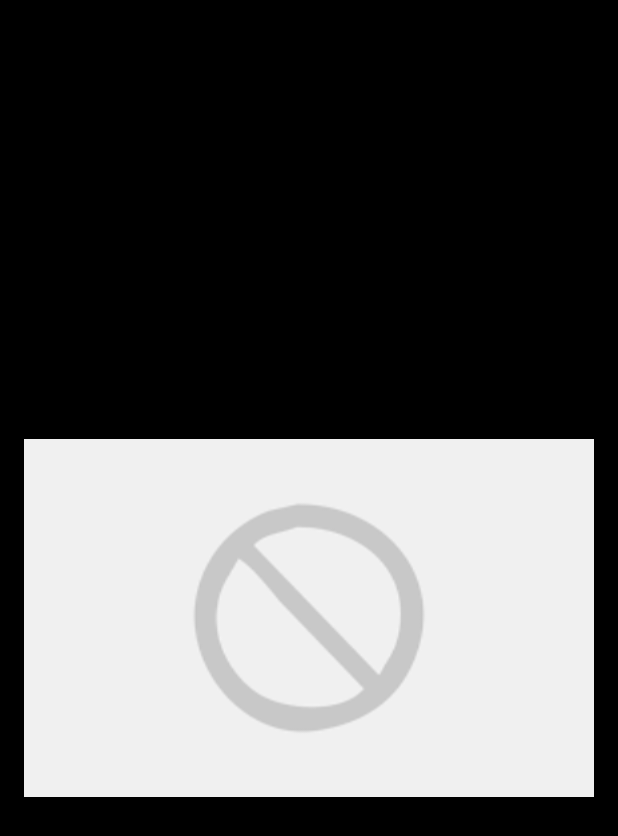
After one commit to JulGoo/RecycleHelper, an Android app: the FullScreenImgNoticeActivity screen opened directly, with no data from a screen before it, on a phone screen of 412 x 824 dp. The commit adds this screen. Shown: the top 836 px of the screen. Run offline under Robolectric (Android 15) with nearby library versions, the phone set to English and light mode, and no system bars; pictures from the network do not load.

Commit message:
notice_img

```diff
--- a/app/build.gradle
+++ b/app/build.gradle
@@ -26,6 +26,9 @@ android {
     compileOptions {
         sourceCompatibility JavaVersion.VERSION_17
         targetCompatibility JavaVersion.VERSION_17
+    }
+    buildFeatures {
+        viewBinding true
     }
 }
 
--- /dev/null
+++ b/app/src/main/java/kr/akotis/recyclehelper/notice/FullScreenImgNoticeActivity.java
@@ -0,0 +1,39 @@
+package kr.akotis.recyclehelper.notice;
+
+import android.annotation.SuppressLint;
+import android.os.Bundle;
+import android.widget.ImageView;
+
+import androidx.activity.EdgeToEdge;
+import androidx.appcompat.app.AppCompatActivity;
+import androidx.core.graphics.Insets;
+import androidx.core.view.ViewCompat;
+import androidx.core.view.WindowInsetsCompat;
+
+import com.bumptech.glide.Glide;
+
+import kr.akotis.recyclehelper.R;
+
+public class FullScreenImgNoticeActivity extends AppCompatActivity {
+
+    @Override
+    protected void onCreate(Bundle savedInstanceState) {
+        super.onCreate(savedInstanceState);
+        setContentView(R.layout.activity_full_screen_img_notice);
+
+        @SuppressLint({"MissingInflatedId", "LocalSuppress"}) ImageView fullScreenImageView = findViewById(R.id.fullScreenImageView);
+
+        // Intent로 전달받은 이미지 URL 가져오기
+        String imageUrl = getIntent().getStringExtra("imageUrl");
+
+        // Glide를 이용하여 이미지 로드
+        Glide.with(this)
+                .load(imageUrl)
+                .placeholder(R.drawable.placeholder)
+                .error(R.drawable.error)
+                .into(fullScreenImageView);
+
+        // 클릭 시 액티비티 종료
+        fullScreenImageView.setOnClickListener(v -> finish());
+    }
+}
--- a/app/src/main/java/kr/akotis/recyclehelper/notice/NoticeAdapter.java
+++ b/app/src/main/java/kr/akotis/recyclehelper/notice/NoticeAdapter.java
@@ -36,6 +36,7 @@ public class NoticeAdapter extends FirebaseRecyclerAdapter<Notice, NoticeAdapter
         });
     }
 
+
     @NonNull
     @Override
     public NoticeViewHolder onCreateViewHolder(@NonNull ViewGroup parent, int viewType) {
--- /dev/null
+++ b/app/src/main/res/layout/activity_full_screen_img_notice.xml
@@ -0,0 +1,19 @@
+<?xml version="1.0" encoding="utf-8"?>
+<androidx.constraintlayout.widget.ConstraintLayout xmlns:android="http://schemas.android.com/apk/res/android"
+    xmlns:app="http://schemas.android.com/apk/res-auto"
+    android:layout_width="match_parent"
+    android:layout_height="match_parent"
+    android:background="@android:color/black">
+
+    <ImageView
+        android:id="@+id/fullScreenImageView"
+        android:layout_width="0dp"
+        android:layout_height="0dp"
+        android:layout_margin="16dp"
+        android:contentDescription="Full Screen Image"
+        app:layout_constraintTop_toTopOf="parent"
+        app:layout_constraintBottom_toBottomOf="parent"
+        app:layout_constraintStart_toStartOf="parent"
+        app:layout_constraintEnd_toEndOf="parent"
+        android:scaleType="fitCenter" />
+</androidx.constraintlayout.widget.ConstraintLayout>
--- a/app/src/main/res/values-night/themes.xml
+++ b/app/src/main/res/values-night/themes.xml
@@ -4,4 +4,9 @@
         <!-- Customize your dark theme here. -->
         <!-- <item name="colorPrimary">@color/my_dark_primary</item> -->
     </style>
+
+    <style name="ThemeOverlay.RecycleHelper.FullscreenContainer" parent="">
+        <item name="fullscreenBackgroundColor">@color/light_blue_900</item>
+        <item name="fullscreenTextColor">@color/light_blue_A400</item>
+    </style>
 </resources>
--- /dev/null
+++ b/app/src/main/res/values/attrs.xml
@@ -0,0 +1,6 @@
+<resources>
+    <declare-styleable name="FullscreenAttrs">
+        <attr name="fullscreenBackgroundColor" format="color" />
+        <attr name="fullscreenTextColor" format="color" />
+    </declare-styleable>
+</resources>
--- a/app/src/main/res/values/colors.xml
+++ b/app/src/main/res/values/colors.xml
@@ -2,4 +2,9 @@
 <resources>
     <color name="black">#FF000000</color>
     <color name="white">#FFFFFFFF</color>
+    <color name="light_blue_600">#FF039BE5</color>
+    <color name="light_blue_900">#FF01579B</color>
+    <color name="light_blue_A200">#FF40C4FF</color>
+    <color name="light_blue_A400">#FF00B0FF</color>
+    <color name="black_overlay">#66000000</color>
 </resources>
--- a/app/src/main/res/values/strings.xml
+++ b/app/src/main/res/values/strings.xml
@@ -1,3 +1,6 @@
 <resources>
     <string name="app_name">RecycleHelper</string>
+    <string name="title_activity_fullscreen_img">FullscreenImgActivity</string>
+    <string name="dummy_button">Dummy Button</string>
+    <string name="dummy_content">DUMMY\nCONTENT</string>
 </resources>
```
Also changed, not shown: app/src/main/AndroidManifest.xml (+10 -11 lines), app/src/main/java/kr/akotis/recyclehelper/notice/NoticeImgAdapter.java (+18 -0 lines), app/src/main/res/values/styles.xml (added, +11 -0 lines), app/src/main/res/values/themes.xml (+12 -0 lines).
